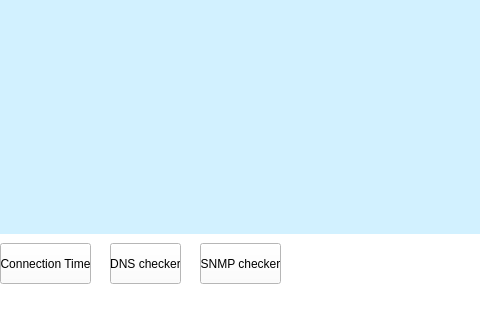
StefyVP/Hack_TUES_9_VLAN, file mai.ui: the form before one commit; both pictures show x 119 to 599 and y 316 to 636 of the 867 by 636 pixel window.
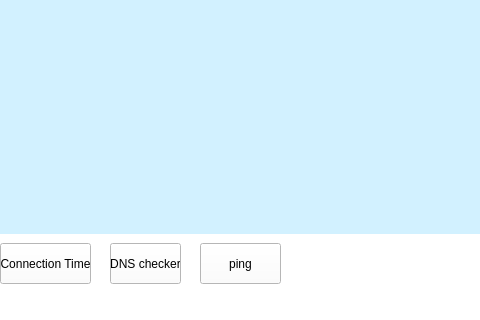
The form after the commit.

What changed in the file:
```diff
--- a/mai.ui
+++ b/mai.ui
@@ -228,7 +228,7 @@
      </rect>
     </property>
     <property name="text">
-     <string>SNMP checker</string>
+     <string>ping</string>
     </property>
    </widget>
   </widget>
```
Left out of the diff: 2 changed lines with no effect on the pictures.
